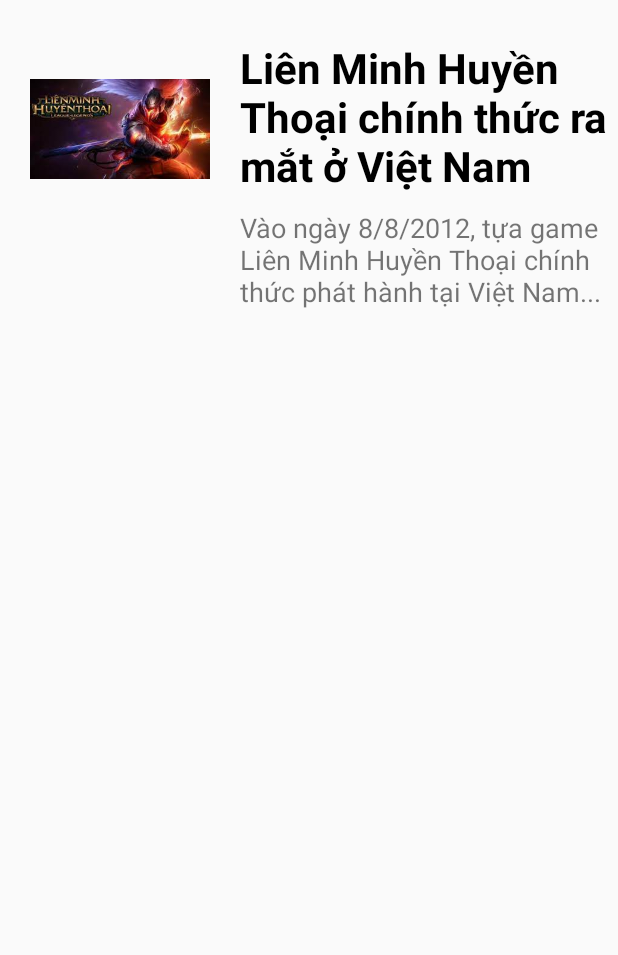
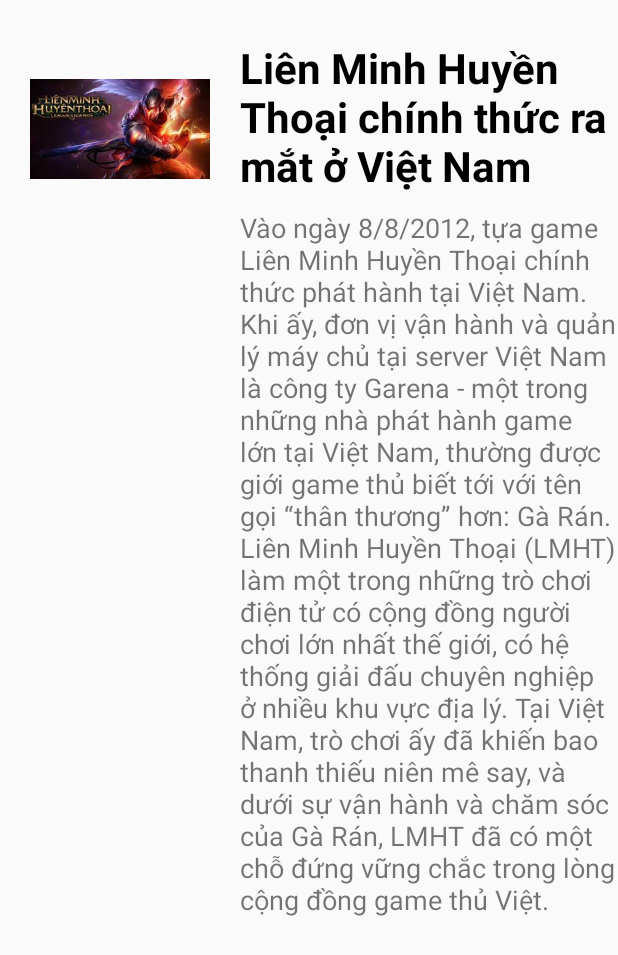
Before and after one commit to dungnthe150915FPT/AndroidProject, an Android app: the screen it shows after launch (MainActivity), after a tap on an icon or button, on a phone screen of 412 x 824 dp. Shown: the top 955 px of the screen. Run offline under Robolectric (Android 15) with nearby library versions, the phone set to English and light mode, and no system bars.

Commit message:
update data description for item
update data description for item

```diff
--- a/app/src/main/java/com/example/prmapplication/ItemListFragment.java
+++ b/app/src/main/java/com/example/prmapplication/ItemListFragment.java
@@ -61,21 +61,21 @@
 
         String[] name = {"Garena chính thức ra mắt tại Việt Nam", "Garena được cộng đồng đón nhận",
                 "Liên Minh Huyền Thoại chính thức ra mắt ở Việt Nam", "DDTank - game bắn súng tọa độ chính thức ra mắt ở Việt Nam",
-                "Fifa online 4 chính thức ra mắt ở Việt Nam", "Freefire chính thức ra mắt ở Việt Nam",
+                "Fifa online 3 chính thức ra mắt ở Việt Nam", "Freefire chính thức ra mắt ở Việt Nam",
                 "Liên quân mobile chính thức ra mắt ở Việt Nam"};
 
         String[] description = {"Garena chính thức ra mắt tại Việt Nam", "Garena được cộng đồng đón nhận",
                 "Liên Minh Huyền Thoại chính thức ra mắt ở Việt Nam", "DDTank - game bắn súng tọa độ chính thức ra mắt ở Việt Nam",
-                "Fifa online 4 chính thức ra mắt ở Việt Nam", "Freefire chính thức ra mắt ở Việt Nam",
+                "Fifa online 3 chính thức ra mắt ở Việt Nam", "Freefire chính thức ra mắt ở Việt Nam",
                 "Liên quân mobile chính thức ra mắt ở Việt Nam"};
 
         String[] detail = {"Vào ngày 8/8/2012, tựa game Liên Minh Huyền Thoại chính thức phát hành tại Việt Nam...",
-                "Garena được đông đảo cộng đồng đón nhận và thích thú vì nhiều kho game hay và giao diện web bắt mắt...",
-                "Vào ngày 8/8/2012, tựa game Liên Minh Huyền Thoại chính thức phát hành tại Việt Nam...",
-                "Mới đây, trang chủ và hệ thống Garena Platform của Việt Nam vừa chính thức giới thiệu một tựa game mới trên di động...",
-                "Trong buổi họp báo sáng ngày 7/6, NPH Garena đã công bố ngày ra mắt chính thức của FIFA ONLINE 4 tại Việt Nam...",
-                "Không ít người chơi muốn biết FF ra mắt khi nào và đa số người chơi đều bị nhầm lẫn thời điểm game phát hành chính thức...",
-                "Liên Quân Mobile có tên quốc tế là Arena of Valor là một tựa game trên di dộng thuộc thể loại MOBA..."};
+                "Garena được đông đảo cộng đồng đón nhận và thích thú vì nhiều kho game hay và giao diện web bắt mắt",
+                "Vào ngày 8/8/2012, tựa game Liên Minh Huyền Thoại chính thức phát hành tại Việt Nam. Khi ấy, đơn vị vận hành và quản lý máy chủ tại server Việt Nam là công ty Garena - một trong những nhà phát hành game lớn tại Việt Nam, thường được giới game thủ biết tới với tên gọi “thân thương” hơn: Gà Rán. Liên Minh Huyền Thoại (LMHT) làm một trong những trò chơi điện tử có cộng đồng người chơi lớn nhất thế giới, có hệ thống giải đấu chuyên nghiệp ở nhiều khu vực địa lý. Tại Việt Nam, trò chơi ấy đã khiến bao thanh thiếu niên mê say, và dưới sự vận hành và chăm sóc của Gà Rán, LMHT đã có một chỗ đứng vững chắc trong lòng cộng đồng game thủ Việt.",
+                "Mới đây, trang chủ và hệ thống Garena Platform của Việt Nam vừa chính thức giới thiệu một tựa game mới trên di động. Tựa game này có tên DDTank – một game mobile bắn súng tọa độ được yêu thích nhất trên thế giới. Mặc dù phải cạnh tranh với Gunny Việt, Gunny Trung Quốc thế nhưng trò chơi này vẫn được game thủ Việt tìm đến dù rằng họ phải đi qua cửa “pirate” để chơi. Điều đó đã đủ nói lên sức hút của DDTank với gamer Việt Nam. Và giờ đây chúng ta sẽ được đắm mình trong thế giới của DDTank một cách “đường đường chính chính”.",
+                "FIFA Online 3 là một trò chơi bóng đá trực tuyến nhiều người chơi miễn phí được công bố vào ngày 13 tháng 8 năm 2012 và bắt đầu đợt closed beta đầu tiên vào ngày 20 tháng 9 năm 2012 tới 23 tháng 9 năm 2012 tại Hàn Quốc. Vào ngày 18 tháng 12 năm 2012, trò chơi được phát hành tại Hàn Quốc. FIFA Online 3 được phát triển cho máy tính bởi Electronic Arts Seoul Studio dựa trên nền tảng của FIFA 11. Game được phát hành thông qua các thỏa thuận cấp phép tại Hàn Quốc (được xuất bản bởi Nexon), Thái Lan (xuất bản bởi Garena), Indonesia (xuất bản bởi Garena), Việt Nam (xuất bản bởi Garena), Singapore và Malaysia (được xuất bản bởi Garena), Trung Quốc (được xuất bản bởi Tencent). Giao diện và bình luận của mỗi phiên bản đã được dịch thành ngôn ngữ của mỗi quốc gia.",
+                "Không ít người chơi muốn biết FF ra mắt khi nào và đa số người chơi đều bị nhầm lẫn thời điểm game phát hành chính thức. Trên thực tế, ban đầu Free Fire được phát hành vào ngày 30 tháng 9 năm 2017 trên nền tảng Android đầu tiên tại Việt Nam với tên gọi Battle Royale Mobile. Đến tháng 11/2017, Garena mới mua lại bản quyền và thử nghiệm trò chơi từ ngày 03/11/2017. Trong giai đoạn này, các máy chủ được mở cho game thủ chơi thử trong vòng 1 tháng, chắc hẳn cũng có nhiều lỗi xảy ra trong trò chơi. Thế nên Garena đã phải cập nhật điều chỉnh, sửa lỗi 2 lần trước khi chính thức phát hành. Ngày 04/12/2017, game Free Fire ra mắt toàn thế giới trên cả hai nền tảng Android lẫn iOS thay vì chỉ 1 như lúc đầu. Vào thời điểm đó, trò chơi đã có hơn 15 bản cập nhật, cho thấy nhà phát triển rất chú trọng đến chất lượng game.",
+                "Liên Quân Mobile có tên quốc tế là Arena of Valor là một tựa game trên di dộng thuộc thể loại MOBA, được Timi-J6 Studios cùng Tencent Games phát triển. Tại Việt Nam, Liên Quân Mobile được phát hành bởi Garena Việt Nam, phân phối trên các nền tảng di động Android và iOS. Liên Quân Mobile có nguồn gốc từ trò chơi Vương Giả Vinh Diệu (King of Glory) của Tencent Games phát triển và phát hành tại Trung Quốc. Sau này, Tencent Games đã thay đổi, cải thiện hình ảnh các Tướng trong game và phân phối cho Garena phát hành tại các thị trường: Đài Loan, Việt Nam, Thái Lan sau đó Tencent còn mở rộng ra các thị trường châu Âu, Hoa Kỳ, Nhật Bản... Liên Quân Mobile được tung ra ở Đài Loan vào ngày 14 tháng 10 năm 2016. 1 tháng sau đó, Liên Quân Mobile cũng chính thức được phất hành tại Việt Nam vào ngày 21 tháng 11 năm 2016. Ngày 29 tháng 7 năm 2018 được đánh dấu như là ngày kỷ niệm sinh nhật Liên Quân đầu tiên trên toàn thế giới, đồng thời đây cũng là ngày trận chung kết AWC 2018 diễn ra tại Los Angeles, Hoa Kỳ."};
 
         ArrayList<Item> itemsList = new ArrayList<>();
         for (int i = 0; i < imgId.length; i++) {
```
